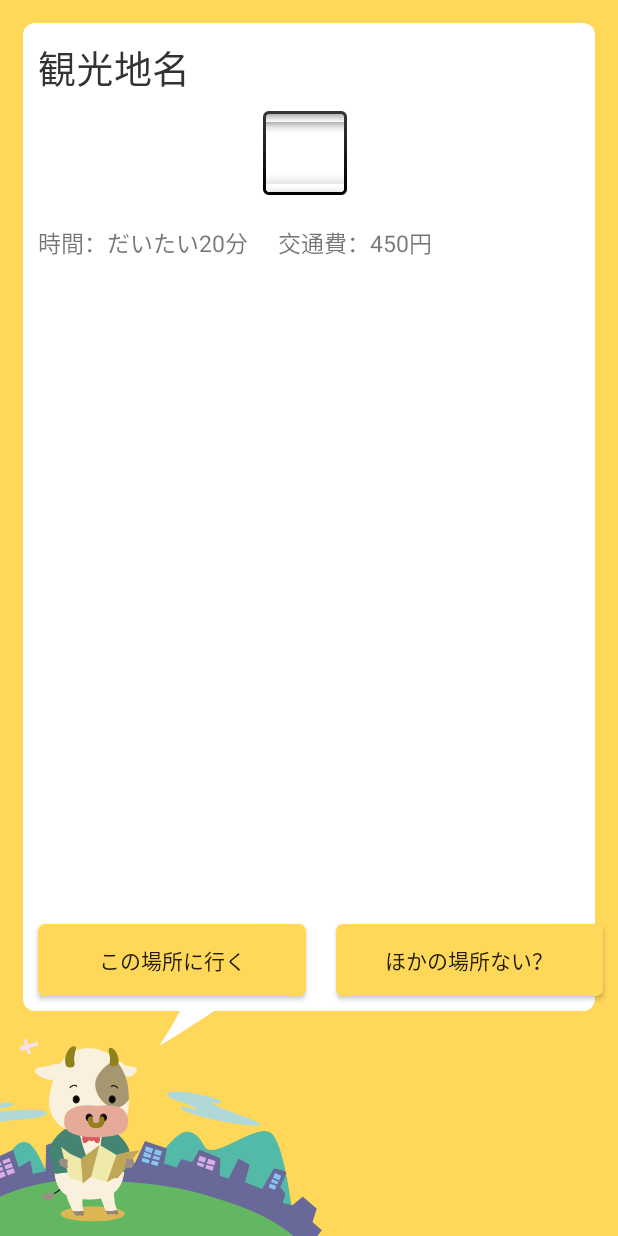
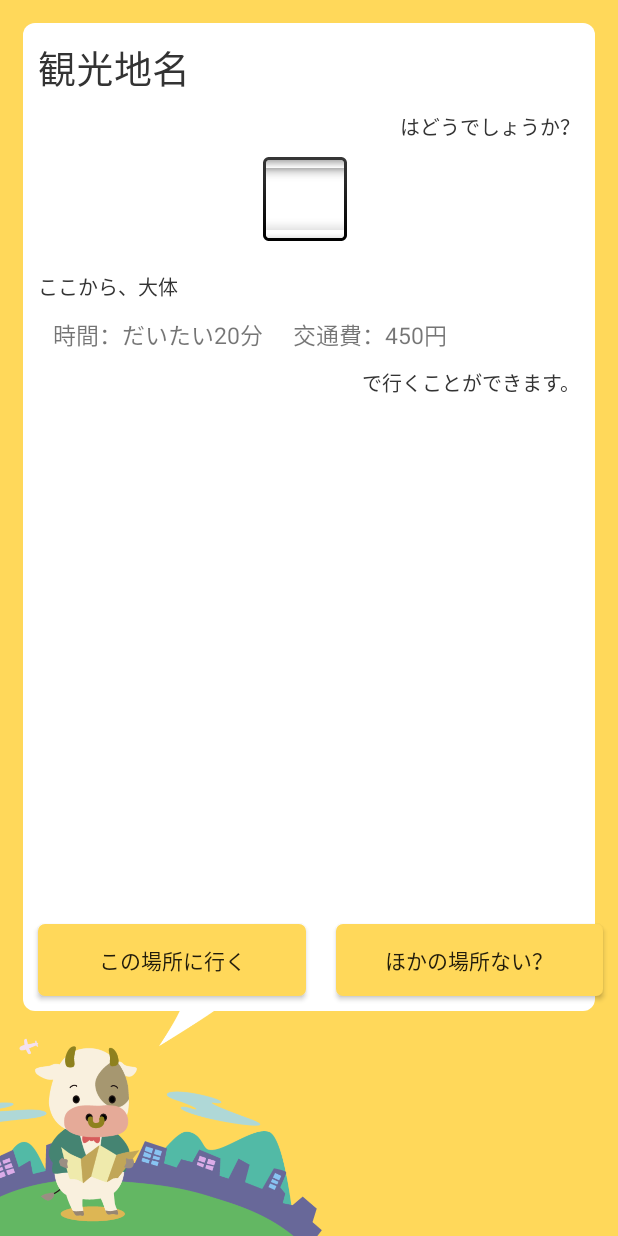
Before and after one commit to OnePoundSteak/OnePoundSteakProject, an Android app: the PreviewActivityFragment screen opened directly, with no data from a screen before it, on a phone screen of 412 x 824 dp. Run offline under Robolectric (Android 15) with nearby library versions, the phone set to English and light mode, and no system bars; our stand-ins replace Volley; network calls fail.

Commit message:
previewｎ

```diff
--- a/app/src/main/java/honda/onepoundsteakproject/PreviewActivityFragment.java
+++ b/app/src/main/java/honda/onepoundsteakproject/PreviewActivityFragment.java
@@ -164,8 +164,8 @@ public class PreviewActivityFragment extends Fragment {
 
         if (mSelectSpotInf != null) {
             mSpotNameTextView.setText(mSelectSpotInf.name);
-            mSpotTimeTextView.setText(mSelectSpotInf.duration + "分");
-            mSpotFareTextView.setText(mSelectSpotInf.fare + "円");
+            mSpotTimeTextView.setText("移動時間:" + mSelectSpotInf.duration + "分");
+            mSpotFareTextView.setText("交通費："+mSelectSpotInf.fare + "円");
 
             if (!mSelectSpotInf.imageURL.equals("")) {
                 AppController.getInstance().getRequestQueue();
@@ -324,8 +324,8 @@ public class PreviewActivityFragment extends Fragment {
                             } else {
                                 // 条件を満たしている
                                 mSpotNameTextView.setText(mSelectSpotInf.name);
-                                mSpotFareTextView.setText(mSelectSpotInf.fare + "円");
-                                mSpotTimeTextView.setText(mSelectSpotInf.duration + "分");
+                                mSpotFareTextView.setText("交通費："+mSelectSpotInf.fare + "円");
+                                mSpotTimeTextView.setText("移動時間："+mSelectSpotInf.duration + "分");
                                 imgURLRequest(mSelectSpotInf.name);
                                 mRouteListLoaded = true;
                                 if (mSpotListLoaded && mRouteListLoaded && mImageURLLoaded) {
--- a/app/src/main/res/layout/fragment_preview.xml
+++ b/app/src/main/res/layout/fragment_preview.xml
@@ -29,14 +29,39 @@
         android:layout_marginTop="10dp"
         android:layout_marginStart="10dp"/>
 
+    <TextView
+        android:id = "@+id/subText"
+        android:text = "はどうでしょうか？"
+        android:textSize="13dp"
+        android:textColor="#333333"
+        android:layout_below="@+id/spotNameText"
+        android:layout_alignParentRight="true"
+        android:layout_marginRight="25dp"
+        android:layout_width="wrap_content"
+        android:layout_height="wrap_content"
+        android:layout_marginTop="10dp"
+        android:layout_marginStart="10dp"/>
+
     <com.android.volley.toolbox.NetworkImageView
         android:id="@+id/spotImageView"
         android:layout_width="300dp"
         android:layout_height="wrap_content"
         android:background="#FFFFFF"
         android:layout_centerInParent="true"
-        android:layout_below="@+id/spotNameText"
+        android:layout_below="@+id/subText"
         android:layout_margin="10dp" />
+
+    <TextView
+        android:id = "@+id/subText2"
+        android:text = "ここから、大体"
+        android:textSize="13dp"
+        android:textColor="#333333"
+        android:layout_below="@+id/spotImageView"
+        android:layout_alignStart="@+id/mainback"
+        android:layout_width="wrap_content"
+        android:layout_height="wrap_content"
+        android:layout_marginTop="10dp"
+        android:layout_marginStart="10dp"/>
 
     <TextView
         android:id = "@+id/spotTimeText"
@@ -44,10 +69,10 @@
         android:textSize="15sp"
         android:layout_width="wrap_content"
         android:layout_height="wrap_content"
-        android:layout_below="@+id/spotImageView"
+        android:layout_below="@+id/subText2"
         android:layout_alignStart="@+id/mainback"
         android:layout_marginTop="10dp"
-        android:layout_marginStart="10dp" />
+        android:layout_marginStart="20dp" />
 
     <TextView
         android:id = "@+id/spotFareText"
@@ -55,10 +80,23 @@
         android:textSize="15sp"
         android:layout_width="wrap_content"
         android:layout_height="wrap_content"
-        android:layout_below="@+id/spotImageView"
+        android:layout_below="@+id/subText2"
         android:layout_toRightOf="@+id/spotTimeText"
         android:layout_marginTop="10dp"
         android:layout_marginLeft="20dp" />
+
+    <TextView
+        android:id = "@+id/subText3"
+        android:text = "で行くことができます。"
+        android:textSize="13dp"
+        android:textColor="#333333"
+        android:layout_below="@+id/spotFareText"
+        android:layout_alignParentRight="true"
+        android:layout_marginRight="25dp"
+        android:layout_width="wrap_content"
+        android:layout_height="wrap_content"
+        android:layout_marginTop="10dp"
+        android:layout_marginStart="10dp"/>
 
     <LinearLayout
         android:layout_width="fill_parent"
```
